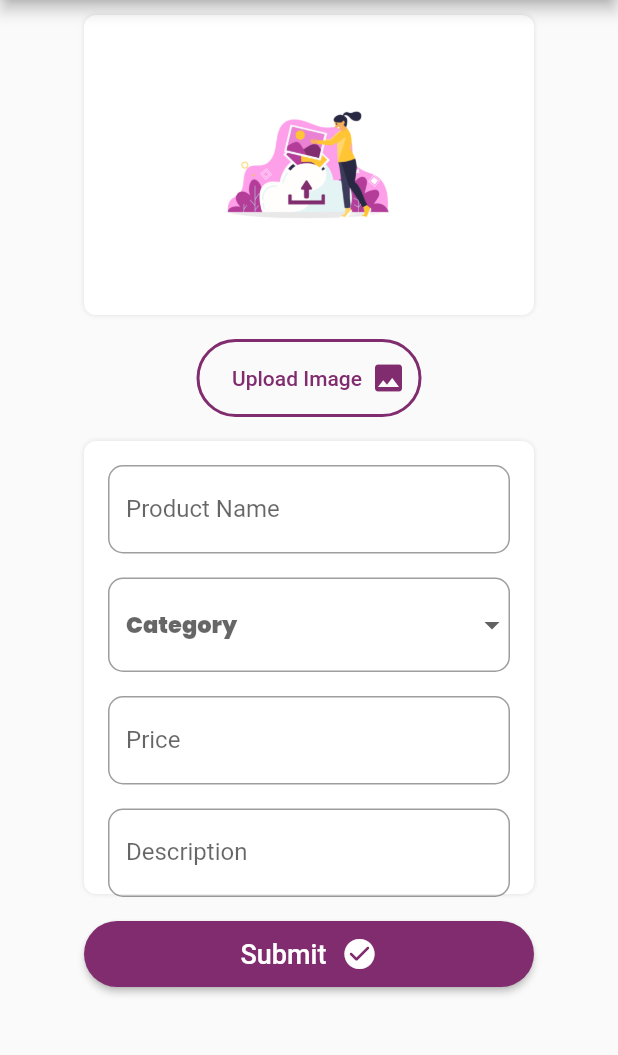
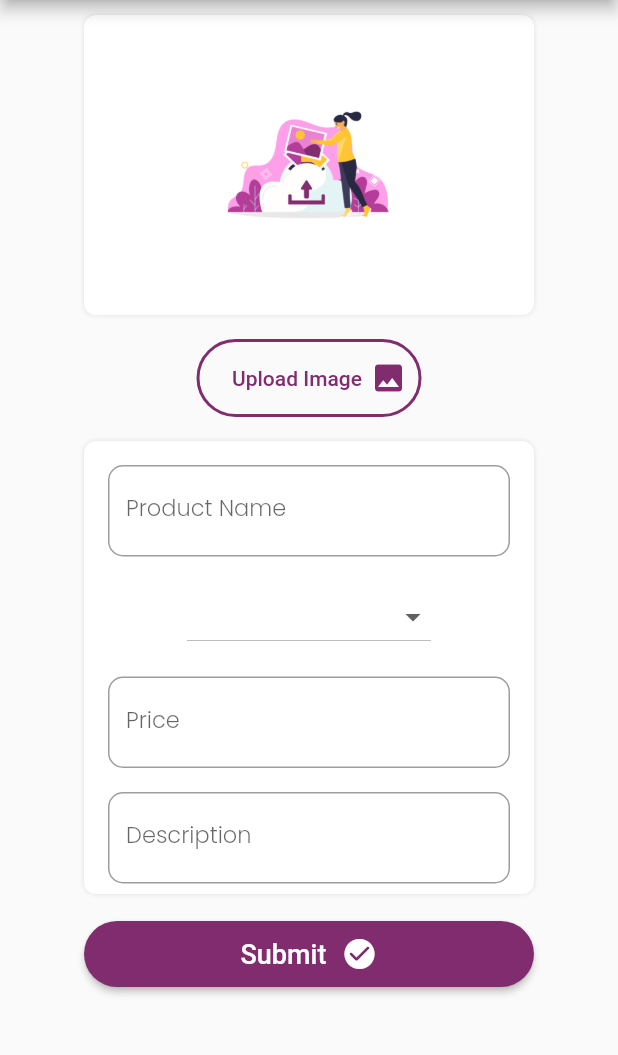
Before and after one commit to SabillaAndini/getx_app, a Flutter app: the DetailView screen opened by its route, after a tap on the "edit" icon, on a phone screen of 412 x 824 dp, the part 84-1139 px from its top. Run offline on Flutter 3.47's test engine with Material 2 defaults, Android fonts, the light colour scheme and no system bars; our stand-ins replace get, image_picker; network calls fail.

Commit message:
update add new product error

```diff
--- a/lib/app/modules/detail/views/detail_view.dart
+++ b/lib/app/modules/detail/views/detail_view.dart
@@ -84,7 +84,7 @@ class _DetailViewState extends State<DetailView> {
                             style: const TextStyle(
                               fontSize: 16,
                               color: Colors.black,
-                              fontFamily: 'Poppins',
+                              fontFamily: 'Poppins Bold',
                             ),
                             maxLines: 2, // Maksimum 2 baris
                             overflow: TextOverflow
@@ -144,7 +144,7 @@ class _DetailViewState extends State<DetailView> {
                   style: const TextStyle(
                     fontSize: 14,
                     color: Colors.black,
-                    fontFamily: 'Poppins',
+                    fontFamily: 'Poppins Bold',
                   ),
                 ),
               ),
@@ -174,7 +174,7 @@ class _DetailViewState extends State<DetailView> {
                   style: const TextStyle(
                     fontSize: 10,
                     color: Colors.black,
-                    fontFamily: 'Poppins',
+                    fontFamily: 'Poppins Light',
                     height: 1.5,
                   ),
                 ),
--- a/lib/app/modules/form/controllers/form_controller.dart
+++ b/lib/app/modules/form/controllers/form_controller.dart
@@ -11,6 +11,15 @@ class FormController extends GetxController {
   TextEditingController productPriceController = TextEditingController();
   TextEditingController productDescriptionController = TextEditingController();
 
+  String selectedCategory =
+      'electronics'; // Buat variabel untuk menyimpan kategori yang dipilih.
+  final items = [
+    'electronics',
+    'jewelery',
+    "men's clothing",
+    "women's clothing",
+  ];
+
   bool checkIsDouble(String? text) {
     try {
       double.parse(text ?? '');
@@ -22,7 +31,7 @@ class FormController extends GetxController {
 
   modelToController(Product product) {
     productNameController.text = product.title ?? '';
-    productCategoryController.text = product.category ?? '';
+    selectedCategory = product.category ?? '';
     productPriceController.text = (product.price ?? '').toString();
     productDescriptionController.text = product.description ?? '';
   }
--- a/lib/app/modules/form/views/form_view.dart
+++ b/lib/app/modules/form/views/form_view.dart
@@ -29,20 +29,6 @@ class _FormViewState extends State<FormView> {
   }
 
   final FormController formController = Get.put(FormController());
-  final TextEditingController productNameController = TextEditingController();
-  final TextEditingController productCategoryController =
-      TextEditingController();
-  final TextEditingController productPriceController = TextEditingController();
-  final TextEditingController productDescriptionController =
-      TextEditingController();
-  String?
-      selectedCategory; // Buat variabel untuk menyimpan kategori yang dipilih.
-  final items = [
-    'electronics',
-    'jewelery',
-    "men's clothing",
-    "women's clothing",
-  ];
 
   @override
   Widget build(BuildContext context) {
@@ -77,7 +63,14 @@ class _FormViewState extends State<FormView> {
           key: formKey,
           child: Column(
             children: [
-              billa != ''
+              product.image != null
+                  ? Container(
+                      height: 100,
+                      width: 100,
+                      child: Image.network(product.image ?? '',
+                          fit: BoxFit.contain),
+                    )
+                  : billa != ''
                       ? Container(
                           height: 100,
                           width: 100,
@@ -162,6 +155,10 @@ class _FormViewState extends State<FormView> {
                           validator: (value) => value == null || value == ''
                               ? 'This field is required'
                               : null,
+                          style: const TextStyle(
+                              fontFamily: 'Poppins Light',
+                              fontSize: 15,
+                              color: Color(0xff802c6e)),
                           decoration: InputDecoration(
                             labelText: 'Product Name',
                             border: OutlineInputBorder(
@@ -170,55 +167,85 @@ class _FormViewState extends State<FormView> {
                           ),
                         ),
                         const SizedBox(height: 16),
-                        TextFormField(
-                          controller: formController.productCategoryController,
-                          validator: (value) => value == null || value == ''
-                              ? 'This field is required'
-                              : null,
-                          style: const TextStyle(
-                              fontFamily: 'Poppins',
-                              fontSize: 15,
-                              color: Color(0xff802c6e)),
-                          decoration: InputDecoration(
-                            hintText: 'Category',
-                            hintStyle: const TextStyle(
-                              fontFamily: 'Poppins',
-                            ),
-                            border: OutlineInputBorder(
-                              borderRadius: BorderRadius.circular(10),
-                              borderSide: const BorderSide(
-                                color: Color(0xfff5f5f5),
-                              ),
-                            ),
-                            focusedBorder: OutlineInputBorder(
-                              borderRadius: BorderRadius.circular(10),
-                              borderSide: const BorderSide(
-                                color: Color(0xff802c6e),
-                              ),
-                            ),
-                            suffixIcon: DropdownButtonHideUnderline(
-                              child: DropdownButton<String>(
-                                value: selectedCategory,
+                        // TextFormField(
+                        //   controller: formController.productCategoryController,
+                        //   validator: (value) => value == null || value == ''
+                        //       ? 'This field is required'
+                        //       : null,
+                        //   style: const TextStyle(
+                        //       fontFamily: 'Poppins Light',
+                        //       fontSize: 15,
+                        //       color: Color(0xff802c6e)),
+                        //   decoration: InputDecoration(
+                        //     hintText: 'Category',
+                        //     hintStyle: const TextStyle(
+                        //       fontFamily: 'Poppins Light',
+                        //     ),
+                        //     border: OutlineInputBorder(
+                        //       borderRadius: BorderRadius.circular(10),
+                        //       borderSide: const BorderSide(
+                        //         color: Color(0xfff5f5f5),
+                        //       ),
+                        //     ),
+                        //     focusedBorder: OutlineInputBorder(
+                        //       borderRadius: BorderRadius.circular(10),
+                        //       borderSide: const BorderSide(
+                        //         color: Color(0xff802c6e),
+                        //       ),
+                        //     ),
+                        //     suffixIcon: DropdownButtonHideUnderline(
+                        //       child: DropdownButton<String>(
+                        //         onChanged: (String? newValue) {
+                        //           setState(() {
+                        //             // Update the selected category.
+                        //             formController
+                        //                     .productCategoryController.text =
+                        //                 newValue ??
+                        //                     ''; // Update the TextFormField text.
+                        //           });
+                        //         },
+                        //         items: items.map<DropdownMenuItem<String>>(
+                        //             (String value) {
+                        //           return DropdownMenuItem<String>(
+                        //             value: value,
+                        //             child: Text(value,
+                        //                 style: const TextStyle(
+                        //                     fontFamily: 'Poppins Light',
+                        //                     color: Color(0xff802c6e))),
+                        //           );
+                        //         }).toList(),
+                        //       ),
+                        //     ),
+                        //   ),
+                        // ),
+
+                        DropdownButton<String>(
+                          value: formController.selectedCategory.isNotEmpty
+                              ? formController.selectedCategory
+                              : '',
                           onChanged: (String? newValue) {
                             setState(() {
                               // Update the selected category.
-                                    formController
-                                            .productCategoryController.text =
-                                        newValue ??
+                              formController.selectedCategory = newValue ??
                                   ''; // Update the TextFormField text.
                             });
                           },
-                                items: items.map<DropdownMenuItem<String>>(
-                                    (String value) {
+                          items: [
+                            'electronics',
+                            'jewelery',
+                            "men's clothing",
+                            "women's clothing",
+                          ].map<DropdownMenuItem<String>>((String value) {
                             return DropdownMenuItem<String>(
                               value: value,
-                                    child: Text(value),
+                              child: Text(value,
+                                  style: const TextStyle(
+                                      fontFamily: 'Poppins Light',
+                                      color: Color(0xff802c6e))),
                             );
                           }).toList(),
                         ),
-                            ),
-                          ),
-                        ),
+
                         const SizedBox(height: 16),
                         TextFormField(
                           controller: formController.productPriceController,
@@ -227,6 +254,10 @@ class _FormViewState extends State<FormView> {
                               : double.tryParse(value) == false
                                   ? 'Wrong Value'
                                   : null,
+                          style: const TextStyle(
+                              fontFamily: 'Poppins Light',
+                              fontSize: 15,
+                              color: Color(0xff802c6e)),
                           decoration: InputDecoration(
                             labelText: 'Price',
                             border: OutlineInputBorder(
@@ -242,6 +273,10 @@ class _FormViewState extends State<FormView> {
                           validator: (value) => value == null || value == ''
                               ? 'This field is required'
                               : null,
+                          style: const TextStyle(
+                              fontFamily: 'Poppins Light',
+                              fontSize: 15,
+                              color: Color(0xff802c6e)),
                           decoration: InputDecoration(
                             labelText: 'Description',
                             border: OutlineInputBorder(
@@ -267,7 +302,7 @@ class _FormViewState extends State<FormView> {
                   shape: RoundedRectangleBorder(
                     borderRadius: BorderRadius.circular(30),
                   ),
-                  padding: EdgeInsets.all(10),
+                  padding: const EdgeInsets.all(10),
                   maximumSize: const Size(300,
                       70), // Sesuaikan dengan lebar dan tinggi yang Anda butuhkan
                 ),
--- a/lib/app/modules/home/views/home_view.dart
+++ b/lib/app/modules/home/views/home_view.dart
@@ -56,7 +56,6 @@ class HomeView extends GetView<HomeController> {
                       ),
                       labelText: 'Search Product',
                       labelStyle: const TextStyle(
-                        fontFamily: 'Poppins',
                         color: Colors.grey,
                       ),
                       suffixIcon: const Icon(Icons.search),
@@ -87,7 +86,6 @@ class HomeView extends GetView<HomeController> {
                       ),
                       labelText: 'Filter',
                       labelStyle: const TextStyle(
-                        fontFamily: 'Poppins',
                         color: Colors.grey,
                       ),
                       suffixIcon: const Icon(Icons.filter_alt_outlined),
@@ -169,7 +167,6 @@ class HomeView extends GetView<HomeController> {
                                       style: const TextStyle(
                                         overflow: TextOverflow.ellipsis,
                                         fontFamily: 'Poppins Bold',
-                                        fontWeight: FontWeight.bold,
                                         fontSize: 18,
                                       ),
                                       maxLines: 1,
@@ -183,7 +180,7 @@ class HomeView extends GetView<HomeController> {
                                       product.description ?? "",
                                       style: const TextStyle(
                                         overflow: TextOverflow.ellipsis,
-                                        fontFamily: 'Poppins',
+                                        fontFamily: 'Poppins Light',
                                         fontSize: 13,
                                       ),
                                       maxLines: 2,
--- a/pubspec.yaml
+++ b/pubspec.yaml
@@ -40,7 +40,7 @@ flutter:
     - family: Poppins
       fonts:
         - asset: assets/fonts/Poppins-Black.ttf
-    - family: Poppins Tipis
+    - family: Poppins Light
       fonts:
         - asset: assets/fonts/Poppins-Light.ttf
     - family: Poppins Medium
```
Lines whose indentation alone changed are shown as unchanged.
